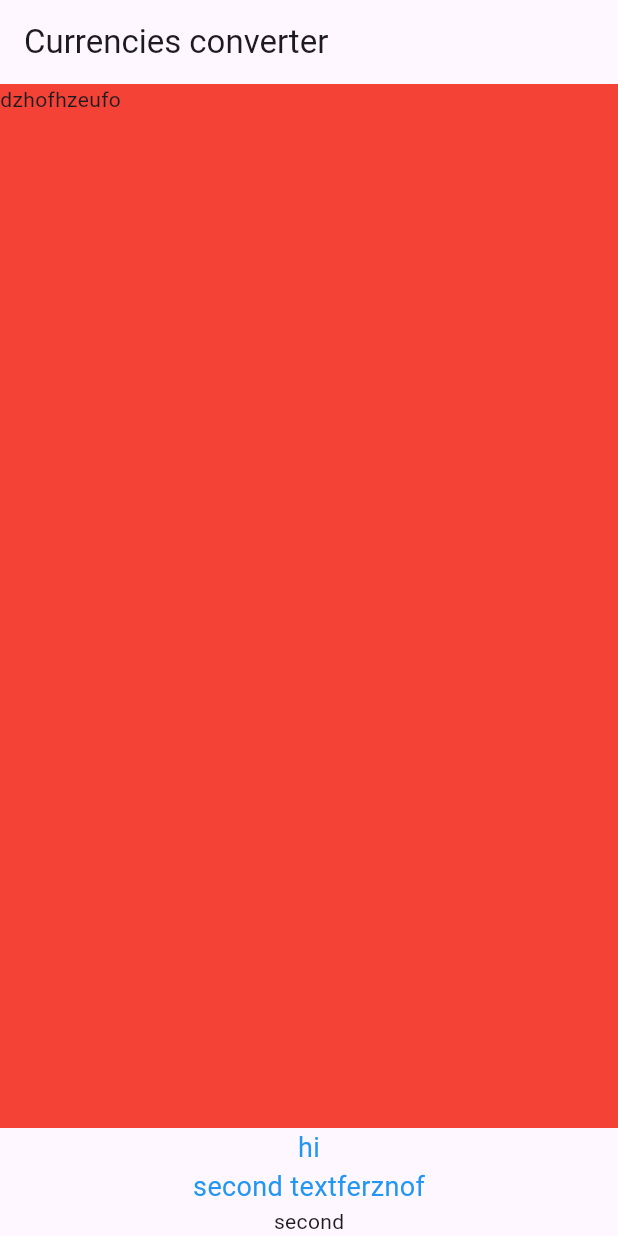
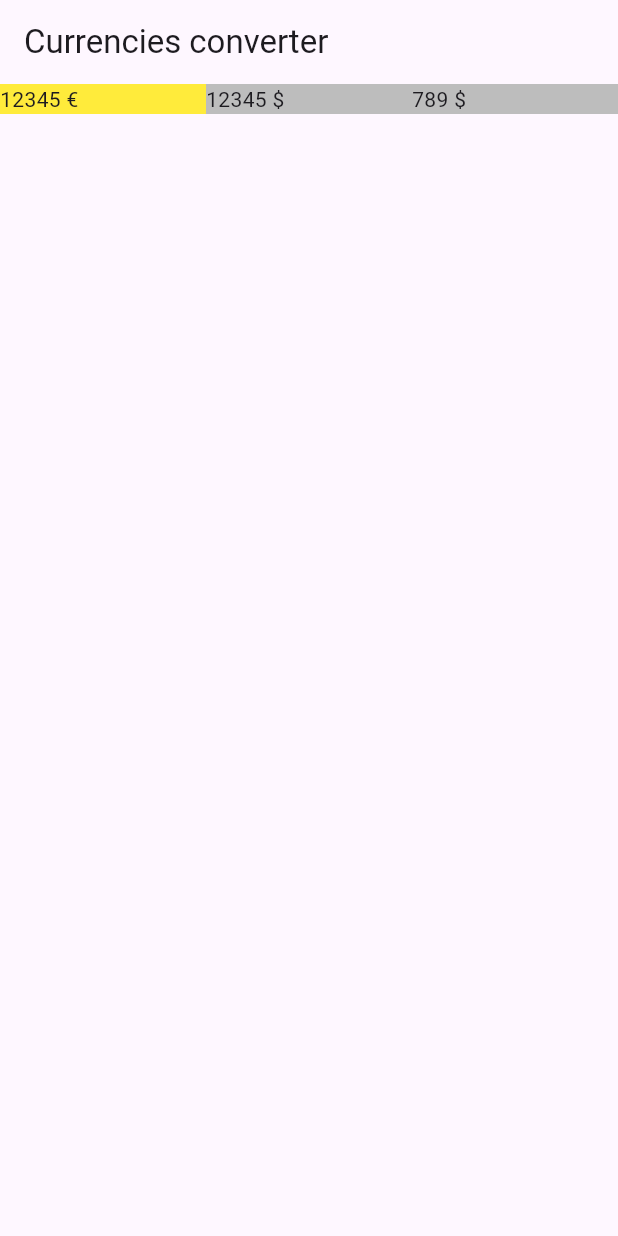
Before and after one commit to MoustaphaCamara/flutter-currency-app, a Flutter app: the screen it shows after launch, on a phone screen of 412 x 824 dp. Run offline on Flutter 3.47's test engine with Material 3 defaults, Android fonts, the phone set to English and light mode, and no system bars.

Commit message:
some tests

```diff
--- a/lib/currency_table_screen.dart
+++ b/lib/currency_table_screen.dart
@@ -7,19 +7,32 @@ class CurrencyTableScreen extends StatelessWidget {
       appBar: AppBar(
         title: Text('Currencies converter')
       ),
-        body: Column(
+        body: Row(
           children: [
             Expanded(
               flex:1,
               child: Container(
                 width: double.infinity,
-                color: Colors.red,
-                child: Text("dzhofhzeufo"),
+                color: Colors.yellow,
+                child: Text("12345 €"),
               )
             ),
-            const Text("hi", style: TextStyle(fontSize: 18, color: Colors.blue)),
-            const Text("second textferznof", style: TextStyle(fontSize: 18, color: Colors.blue)),
-            const Text("second"),
+            Expanded(
+              flex:1,
+              child: Container(
+                width: double.infinity,
+                color: Colors.grey.shade400,
+                child: Text("12345 \$"),
+              ),
+            ),
+            Expanded(
+              flex:1,
+              child: Container(
+                width: double.infinity,
+                color: Colors.grey.shade400,
+                child: Text("789 \$"),
+              ),
+            ),
           ],
         )
         );
```
